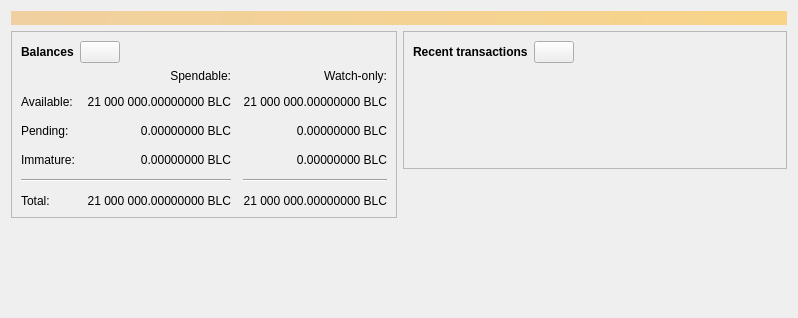
This is src/qt/forms/overviewpage.ui in SidGrip/Blakecoin as Qt 5 draws it before an edit. The edited form follows.
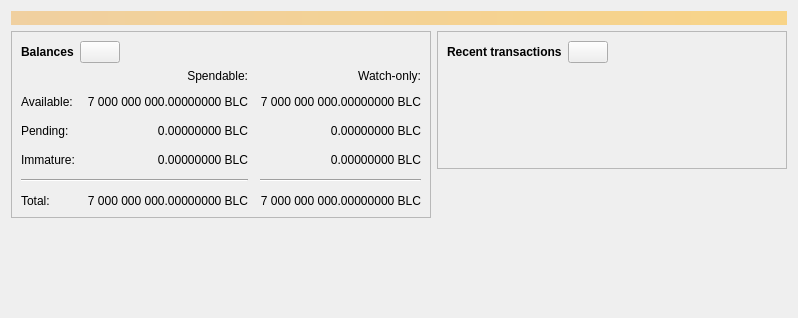
This is the edited form. Icons and pictures are not drawn. Custom widgets are drawn as their Qt base class.

What changed in the file:
```diff
--- a/src/qt/forms/overviewpage.ui
+++ b/src/qt/forms/overviewpage.ui
@@ -249,7 +249,7 @@
                <string>Your current total balance</string>
               </property>
               <property name="text">
-               <string notr="true">21 000 000.00000000 BLC</string>
+               <string notr="true">7 000 000 000.00000000 BLC</string>
               </property>
               <property name="alignment">
                <set>Qt::AlignRight|Qt::AlignTrailing|Qt::AlignVCenter</set>
@@ -268,7 +268,7 @@
                <string>Current total balance in watch-only addresses</string>
               </property>
               <property name="text">
-               <string notr="true">21 000 000.00000000 BLC</string>
+               <string notr="true">7 000 000 000.00000000 BLC</string>
               </property>
               <property name="alignment">
                <set>Qt::AlignRight|Qt::AlignTrailing|Qt::AlignVCenter</set>
@@ -304,7 +304,7 @@
                <string>Your current spendable balance</string>
               </property>
               <property name="text">
-               <string notr="true">21 000 000.00000000 BLC</string>
+               <string notr="true">7 000 000 000.00000000 BLC</string>
               </property>
               <property name="alignment">
                <set>Qt::AlignRight|Qt::AlignTrailing|Qt::AlignVCenter</set>
@@ -323,7 +323,7 @@
                <string>Your current balance in watch-only addresses</string>
               </property>
               <property name="text">
-               <string notr="true">21 000 000.00000000 BLC</string>
+               <string notr="true">7 000 000 000.00000000 BLC</string>
               </property>
               <property name="alignment">
                <set>Qt::AlignRight|Qt::AlignTrailing|Qt::AlignVCenter</set>
```
